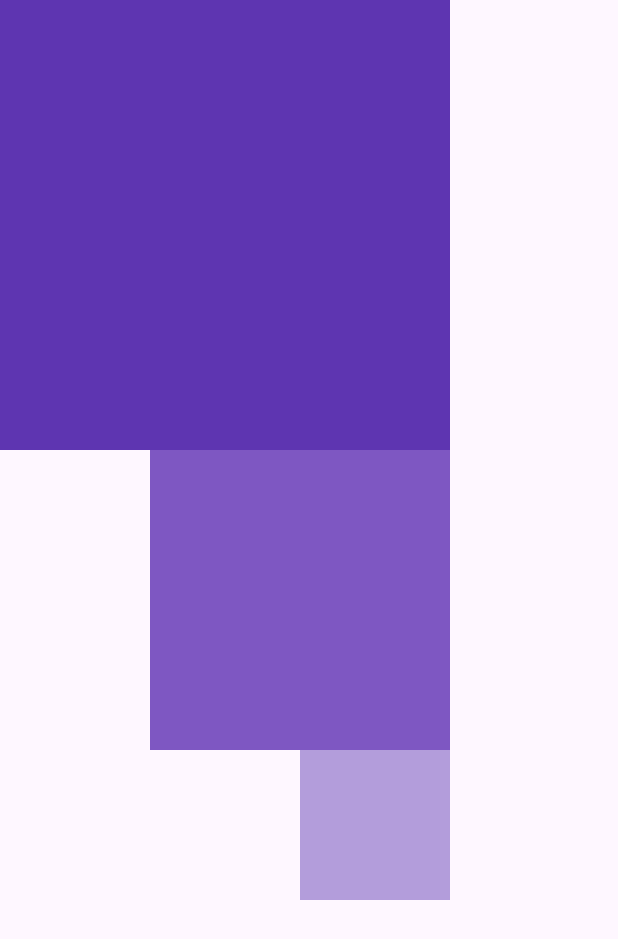
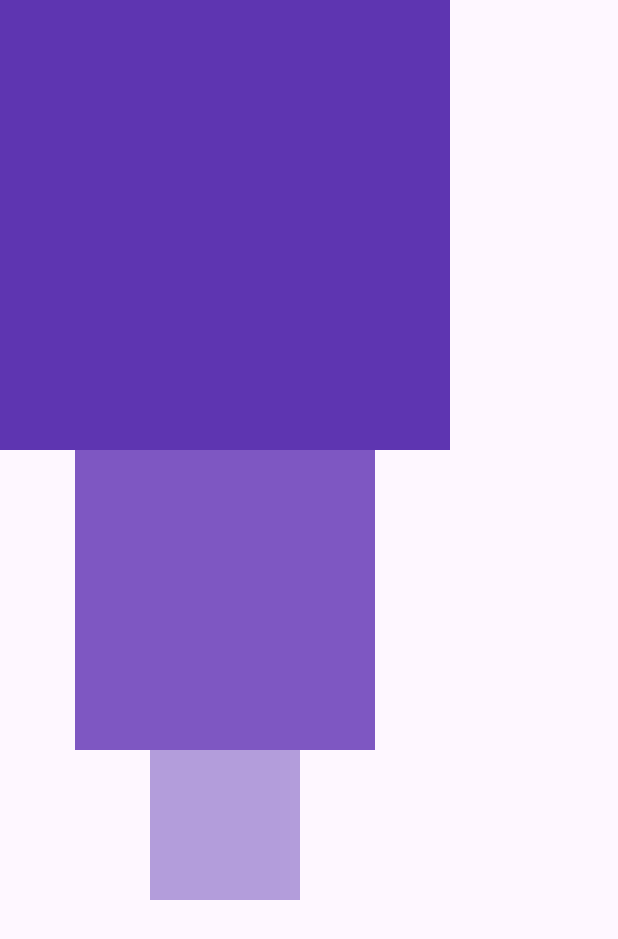
Before and after one commit to 117-Bhavesh/flutterwidget, a Flutter app: the screen it shows after launch, on a phone screen of 412 x 824 dp. Shown: the top 939 px of the screen. Run offline on Flutter 3.47's test engine with Material 3 defaults, Android fonts, the phone set to English and light mode, and no system bars.

Commit message:
Column basic

```diff
--- a/lib/main.dart
+++ b/lib/main.dart
@@ -30,7 +30,7 @@ class MyApp extends StatelessWidget {
          */ //AppBar
         body: Column(   //Column Widget
           //mainAxisAlignment: MainAxisAlignment.spaceEvenly, //start, center, end, spaceEvenly
-          crossAxisAlignment: CrossAxisAlignment.end, //start, center, end
+          //crossAxisAlignment: CrossAxisAlignment.end, //start, center, end
           children: [ //to make a column it requires children of widgets
             //1st box
             Container(
```
